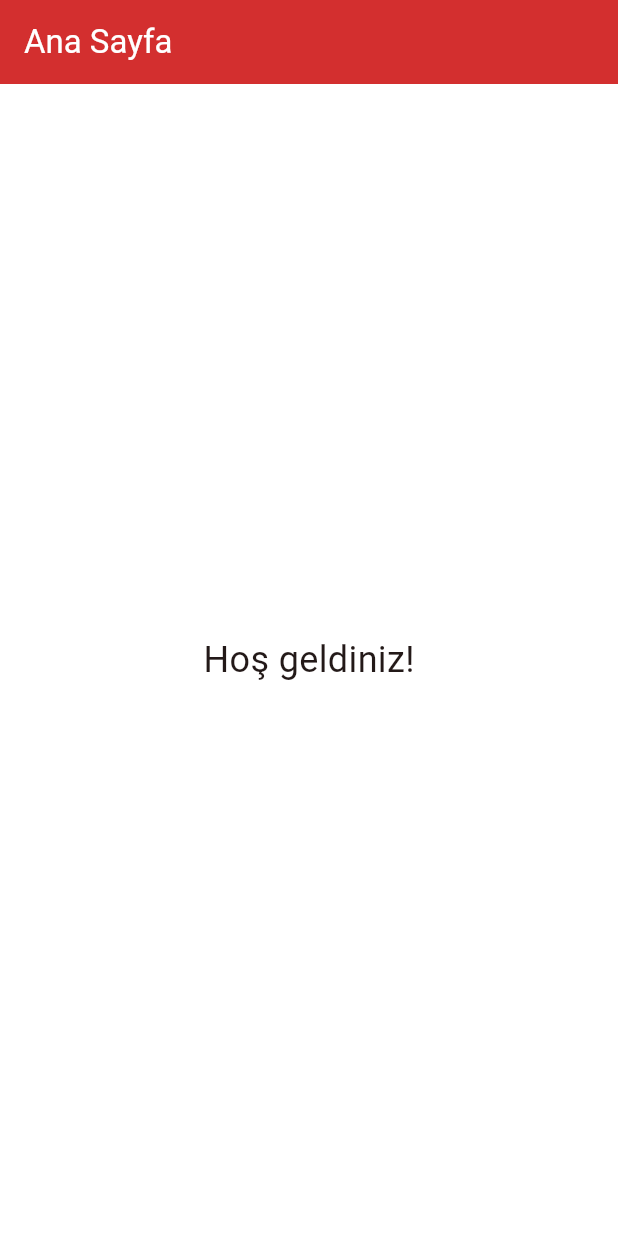
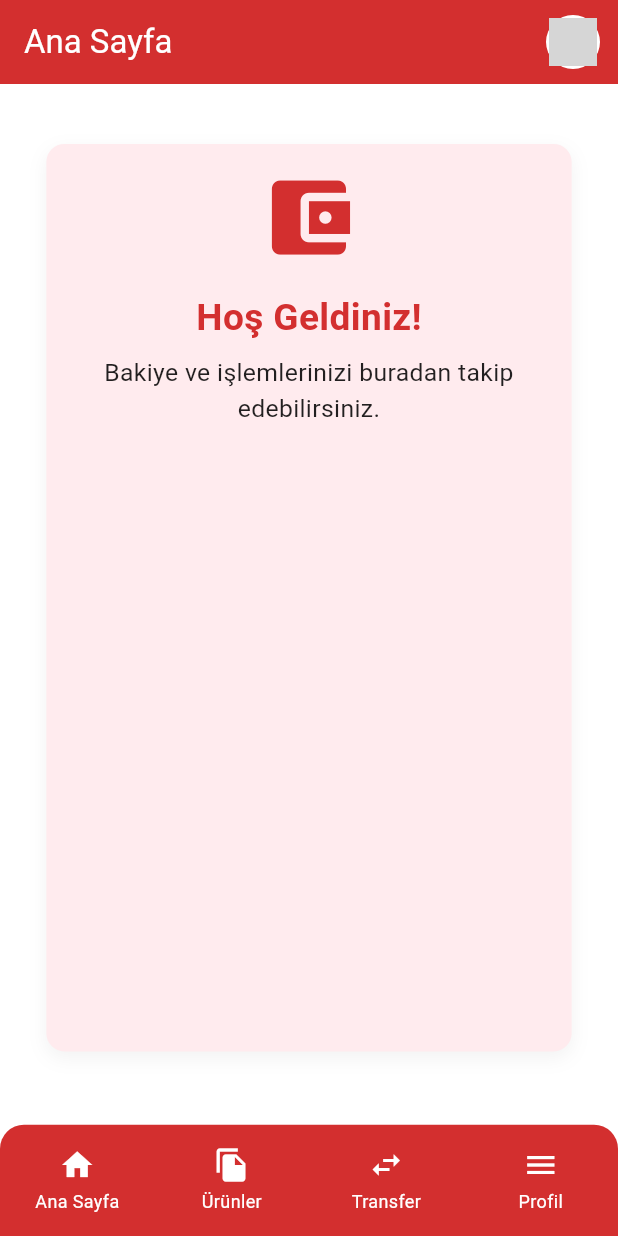
Before and after one commit to btnahmet/bank_app, a Flutter app: the screen it shows after launch, on a phone screen of 412 x 824 dp. Run offline on Flutter 3.47's test engine with Material 3 defaults, Android fonts, the phone set to English and light mode, and no system bars; grey boxes are pictures that could not be loaded.

Commit message:
Ana Sayafa Düzenleme Commit

```diff
--- a/lib/models/user_model.dart
+++ b/lib/models/user_model.dart
@@ -11,7 +11,7 @@ class UserModel {
     required this.password,
   });
 
-  // JSON'a dönüştürme (Firebase vs. için)
+  // Firestore için JSON'a dönüştür
   Map<String, dynamic> toJson() {
     return {
       'fullName': fullName,
@@ -21,13 +21,29 @@ class UserModel {
     };
   }
 
-  // JSON'dan model oluşturma
+  // Firestore'dan veri çekildiğinde model oluştur
   factory UserModel.fromJson(Map<String, dynamic> json) {
     return UserModel(
-      fullName: json['fullName'],
-      identityNumber: json['identityNumber'],
-      phone: json['phone'],
-      password: json['password'],
+      fullName: json['fullName'] ?? '',
+      identityNumber: json['identityNumber'] ?? '',
+      phone: json['phone'] ?? '',
+      password: json['password'] ?? '',
+    );
+  }
+
+  // shared_preferences için string'e dönüştür
+  String toPrefsString() {
+    return '$fullName|$identityNumber|$phone|$password';
+  }
+
+  // string'den model üret (shared_preferences için)
+  factory UserModel.fromPrefsString(String data) {
+    final parts = data.split('|');
+    return UserModel(
+      fullName: parts[0],
+      identityNumber: parts[1],
+      phone: parts[2],
+      password: parts[3],
     );
   }
 }
--- a/lib/screens/home_screen.dart
+++ b/lib/screens/home_screen.dart
@@ -6,6 +6,10 @@ class HomeScreen extends StatelessWidget {
 
   @override
   Widget build(BuildContext context) {
+    final size = MediaQuery.of(context).size;
+    final width = size.width;
+    final height = size.height;
+
     return SafeArea(
       child: Scaffold(
         backgroundColor: AppColors.background,
@@ -13,14 +17,142 @@ class HomeScreen extends StatelessWidget {
           backgroundColor: AppColors.primaryRed,
           foregroundColor: Colors.white,
           title: const Text('Ana Sayfa'),
+          actions: [
+            Padding(
+              padding: const EdgeInsets.only(right: 12.0),
+              child: GestureDetector(
+                onTap: () {
+                  // Profil sayfasına git veya alert göster vs.
+                  // Navigator.push(context, MaterialPageRoute(builder: (_) => const ProfileScreen()));
+                },
+                child: CircleAvatar(
+                  radius: 18,
+                  backgroundColor: Colors.white,
+                  child: ClipOval(
+                    child: Image.asset(
+                      'assets/images/profile_icon.png', // kendi resmini buraya koy
+                      fit: BoxFit.cover,
+                      width: 32,
+                      height: 32,
+                    ),
+                  ),
+                ),
+              ),
+            ),
+          ],
         ),
-        body: const Center(
-          child: Text(
-            'Hoş geldiniz!',
-            style: TextStyle(fontSize: 24),
-          ),
+        body: Stack(
+          children: [
+            // 👇 Scrollable içerik
+            SingleChildScrollView(
+              padding: EdgeInsets.only(bottom: height * 0.1),
+              child: Center(
+                child: Container(
+                  width: width * 0.85,
+                  margin: const EdgeInsets.only(top: 40),
+                  padding: const EdgeInsets.all(16),
+                  decoration: BoxDecoration(
+                    color: AppColors.lightRed,
+                    borderRadius: BorderRadius.circular(12),
+                    boxShadow: [
+                      BoxShadow(
+                        color: Colors.black.withOpacity(0.05),
+                        blurRadius: 10,
+                        offset: const Offset(0, 4),
+                      ),
+                    ],
+                  ),
+                  child: Column(
+                    children: [
+                      Icon(Icons.account_balance_wallet,
+                          size: height * 0.08, color: AppColors.primaryRed),
+                      const SizedBox(height: 16),
+                      Text(
+                        "Hoş Geldiniz!",
+                        style: TextStyle(
+                          fontSize: width * 0.06,
+                          fontWeight: FontWeight.bold,
+                          color: AppColors.primaryRed,
+                        ),
+                      ),
+                      const SizedBox(height: 8),
+                      Text(
+                        "Bakiye ve işlemlerinizi buradan takip edebilirsiniz.",
+                        textAlign: TextAlign.center,
+                        style: TextStyle(
+                          fontSize: width * 0.04,
+                          color: AppColors.textColor,
+                        ),
+                      ),
+                      const SizedBox(height: 400), // örnek içerik
+                    ],
+                  ),
+                ),
+              ),
+            ),
+
+            // 👇 Alt sabit bar
+            Align(
+              alignment: Alignment.bottomCenter,
+              child: Container(
+                height: height * 0.09,
+                decoration: BoxDecoration(
+                  color: AppColors.primaryRed,
+                  borderRadius:
+                      const BorderRadius.vertical(top: Radius.circular(16)),
+                ),
+                child: Row(
+                  mainAxisAlignment: MainAxisAlignment.spaceEvenly,
+                  children: [
+                    _BottomBarItem(
+                        icon: Icons.home, label: "Ana Sayfa", onTap: () {}),
+                    _BottomBarItem(
+                        icon: Icons.file_copy, label: "Ürünler", onTap: () {}),
+                    _BottomBarItem(
+                        icon: Icons.swap_horiz,
+                        label: "Transfer",
+                        onTap: () {}),
+                    _BottomBarItem(
+                        icon: Icons.menu, label: "Profil", onTap: () {}),
+                  ],
+                ),
+              ),
+            ),
+          ],
         ),
       ),
     );
   }
 }
+
+class _BottomBarItem extends StatelessWidget {
+  final IconData icon;
+  final String label;
+  final VoidCallback onTap;
+
+  const _BottomBarItem({
+    required this.icon,
+    required this.label,
+    required this.onTap,
+  });
+
+  @override
+  Widget build(BuildContext context) {
+    return Expanded(
+      child: InkWell(
+        onTap: onTap,
+        child: Column(
+          mainAxisAlignment: MainAxisAlignment.center,
+          children: [
+            Icon(icon, color: Colors.white),
+            const SizedBox(height: 4),
+            Text(
+              label,
+              style: const TextStyle(color: Colors.white, fontSize: 12),
+            ),
+          ],
+        ),
+      ),
+    );
+  }
+}
```
